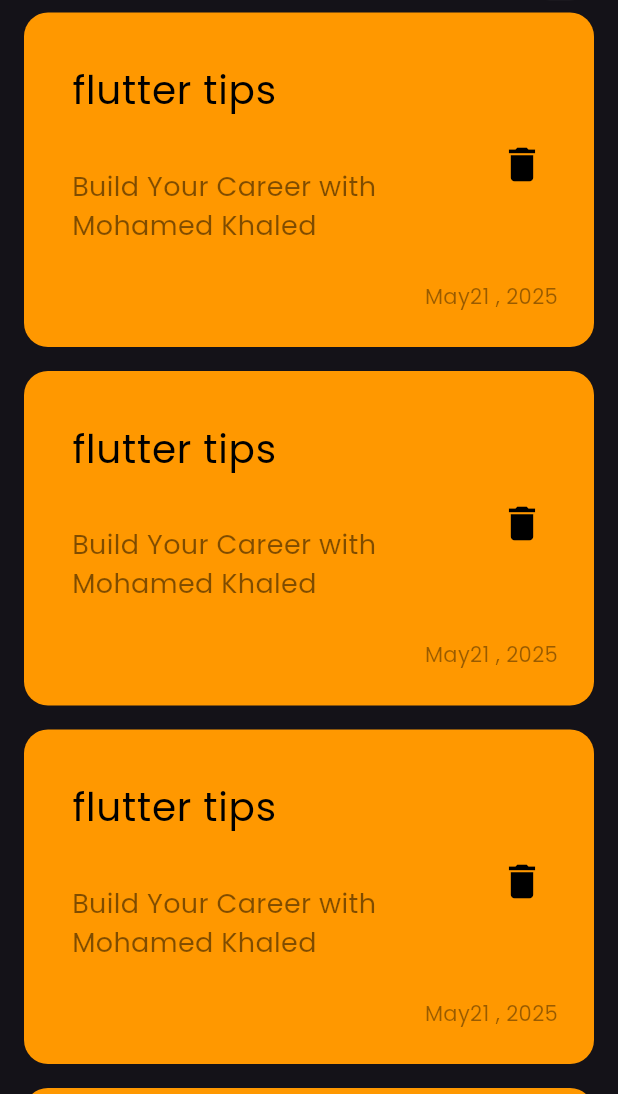
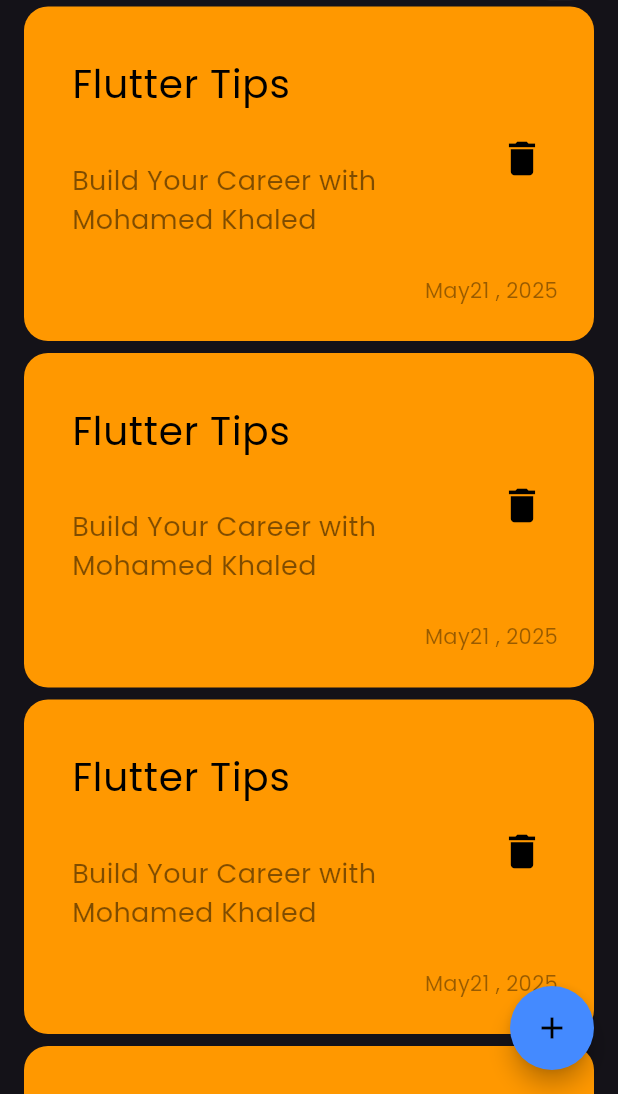
Before and after one commit to mohamed-khaled-ezz/note_app, a Flutter app: the screen it shows after launch, on a phone screen of 412 x 824 dp, the part 142-1236 px from its top. Run offline on Flutter 3.47's test engine with Material 3 defaults, Android fonts, the phone set to English and light mode, and no system bars.

Commit message:
i add floating action button

```diff
--- a/lib/views/notes_view.dart
+++ b/lib/views/notes_view.dart
@@ -7,7 +7,17 @@ class NotesView extends StatelessWidget {
   @override
   Widget build(BuildContext context) {
     return Scaffold(
-      body: NotesViewBody(),
+      floatingActionButton: FloatingActionButton(
+        shape: CircleBorder(),
+        backgroundColor: Colors.blueAccent[200],
+        child: Icon(Icons.add,color: Colors.black,),
+        onPressed: () {
+
+      },),
+
+      body:const NotesViewBody(),
+
+
 
     );
   }
--- a/lib/widgets/custom_note_item.dart
+++ b/lib/widgets/custom_note_item.dart
@@ -18,7 +18,7 @@ class NoteItem extends StatelessWidget {
             title: Padding(
               padding: const EdgeInsets.only(bottom: 16),
               child: Text(
-                'flutter tips',
+                'Flutter Tips',
                 style: TextStyle(color: Colors.black, fontSize: 26),
               ),
             ),
--- a/lib/widgets/note_list_view.dart
+++ b/lib/widgets/note_list_view.dart
@@ -4,11 +4,16 @@ import 'package:note_app/widgets/custom_note_item.dart';
 class NotesListView extends StatelessWidget {
   const NotesListView({super.key});
 
+
+  final data = const [
+
+  ];
+
   @override
   Widget build(BuildContext context) {
     return ListView.builder(itemBuilder: (context, index) {
       return Padding(
-        padding: const EdgeInsets.symmetric(vertical: 8),
+        padding: const EdgeInsets.symmetric(vertical: 4),
         child: NoteItem(),
       );
     },);
```
